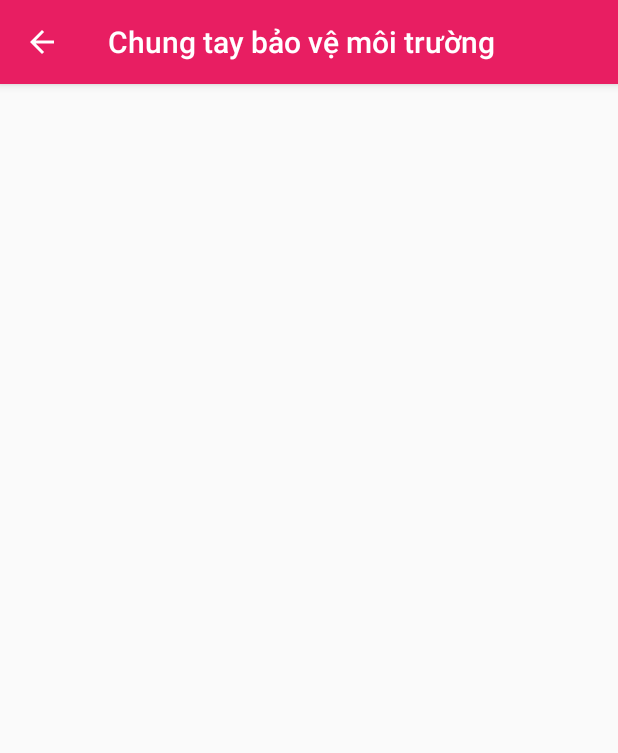
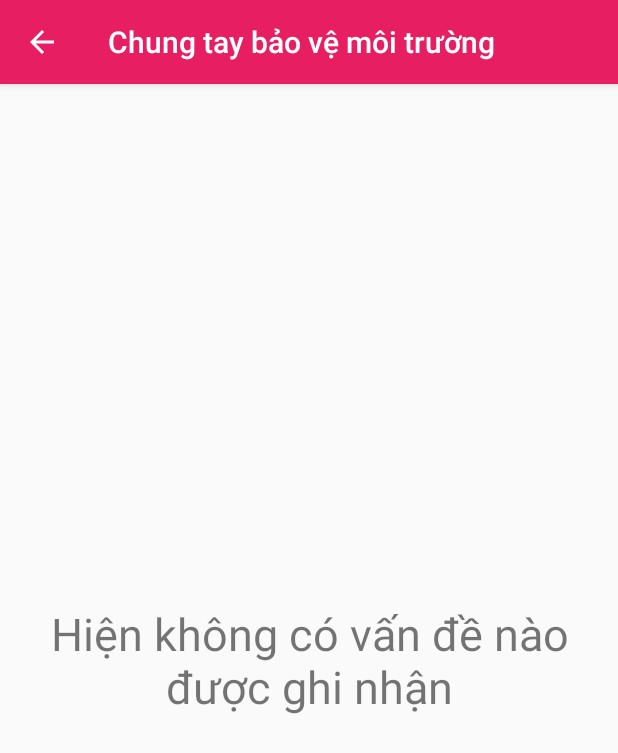
Before and after one commit to nvkuy/environmental_protection, an Android app: the screen it shows after launch once a user with an empty profile is signed in (MainActivity), on a phone screen of 412 x 824 dp. Shown: the top 753 px of the screen. Run offline under Robolectric (Android 15) with nearby library versions, the phone set to English and light mode, and no system bars; our stand-ins replace Firebase (no records; nobody signed in at launch, a user with empty details on screens opened directly); 1 statement that could not run was skipped.

Commit message:
Complete main activity

```diff
--- a/app/src/main/java/com/nguyenvukhanhuygmail/environmental_protection/AddProblemActivity.java
+++ b/app/src/main/java/com/nguyenvukhanhuygmail/environmental_protection/AddProblemActivity.java
@@ -133,6 +133,7 @@ public class AddProblemActivity extends AppCompatActivity {
                 Calendar.getInstance().getTime().toString(),
                 false,
                 tv_location.getText().toString(),
+                image_problem.size(),
                 uID
         );
         mDatabase.child("Problems").push().setValue(problem)
@@ -274,8 +275,9 @@ public class AddProblemActivity extends AppCompatActivity {
     private void uploadImage(String image_code) {
         StorageReference storageRef = storage.getReference();
         StorageReference imageRef = storageRef.child("ProblemImage").child(image_code);
-        for(byte[] image : image_problem) {
-            UploadTask uploadTask = imageRef.putBytes(image);
+        for(int i = 1; i <= image_problem.size(); i++) {
+            byte[] image = image_problem.get(i - 1);
+            UploadTask uploadTask = imageRef.child(String.valueOf(i)).putBytes(image);
             uploadTask.addOnFailureListener(new OnFailureListener() {
                 @Override
                 public void onFailure(@NonNull Exception exception) {
--- a/app/src/main/java/com/nguyenvukhanhuygmail/environmental_protection/MainActivity.java
+++ b/app/src/main/java/com/nguyenvukhanhuygmail/environmental_protection/MainActivity.java
@@ -6,8 +6,10 @@ import android.support.annotation.NonNull;
 import android.support.annotation.Nullable;
 import android.support.design.widget.FloatingActionButton;
 import android.support.v7.app.AppCompatActivity;
+import android.support.v7.widget.LinearLayoutManager;
+import android.support.v7.widget.RecyclerView;
 import android.view.View;
-import android.widget.ListView;
+import android.widget.TextView;
 
 import com.google.firebase.auth.FirebaseAuth;
 import com.google.firebase.database.ChildEventListener;
@@ -16,25 +18,54 @@ import com.google.firebase.database.DatabaseError;
 import com.google.firebase.database.DatabaseReference;
 import com.google.firebase.database.FirebaseDatabase;
 import com.google.firebase.database.ValueEventListener;
+import com.google.firebase.storage.FirebaseStorage;
+import com.google.firebase.storage.StorageReference;
+import com.nguyenvukhanhuygmail.environmental_protection.adapter.ProblemAdapter;
+import com.nguyenvukhanhuygmail.environmental_protection.model.Problem;
 import com.nguyenvukhanhuygmail.environmental_protection.model.User;
+
+import java.util.ArrayList;
+import java.util.List;
 
 public class MainActivity extends AppCompatActivity {
 
     private FirebaseAuth mAuth;
     private DatabaseReference dbRef;
+    private StorageReference sRef;
     String uID;
     User user;
 
-    ListView lv_problems;
+    RecyclerView rv_problems;
+    TextView tv_null_problem;
     FloatingActionButton add_problem;
+
+    List<Problem> problemList = new ArrayList<>();
+    ProblemAdapter problemAdapter;
 
     @Override
     protected void onCreate(Bundle savedInstanceState) {
         super.onCreate(savedInstanceState);
         setContentView(R.layout.activity_main);
         start();
+        showTvOrRv();
         setupLvProblem();
         onAddProblemButtonClick();
+    }
+
+    private void showTvOrRv() {
+        if (problemList.isEmpty()) {
+            tv_null_problem.setVisibility(View.VISIBLE);
+            rv_problems.setVisibility(View.GONE);
+        } else {
+            tv_null_problem.setVisibility(View.GONE);
+            rv_problems.setVisibility(View.VISIBLE);
+        }
+    }
+
+    private void updateRV() {
+        showTvOrRv();
+        problemAdapter = new ProblemAdapter(problemList, user.getAcc_type(), dbRef, sRef);
+        rv_problems.setAdapter(problemAdapter);
     }
 
     private void setupLvProblem() {
@@ -42,17 +73,23 @@ public class MainActivity extends AppCompatActivity {
         dbRef.child("Problems").addChildEventListener(new ChildEventListener() {
             @Override
             public void onChildAdded(@NonNull DataSnapshot dataSnapshot, @Nullable String s) {
-
+                Problem problem = dataSnapshot.getValue(Problem.class);
+                problemList.add(problem);
+                updateRV();
             }
 
             @Override
             public void onChildChanged(@NonNull DataSnapshot dataSnapshot, @Nullable String s) {
-
+                Problem problem = dataSnapshot.getValue(Problem.class);
+                problemList.set(findItem(problem.getImage_code()), problem);
+                updateRV();
             }
 
             @Override
             public void onChildRemoved(@NonNull DataSnapshot dataSnapshot) {
-
+                Problem problem = dataSnapshot.getValue(Problem.class);
+                problemList.remove(findItem(problem.getImage_code()));
+                updateRV();
             }
 
             @Override
@@ -66,6 +103,16 @@ public class MainActivity extends AppCompatActivity {
             }
         });
 
+    }
+
+    private int findItem(String image_code) {
+
+        int i = 0;
+        while (!image_code.equals(problemList.get(i).getImage_code())) {
+            i++;
+        }
+
+        return i;
     }
 
     private void onAddProblemButtonClick() {
@@ -94,10 +141,14 @@ public class MainActivity extends AppCompatActivity {
         mAuth = FirebaseAuth.getInstance();
         uID = mAuth.getCurrentUser().getUid();
         dbRef = FirebaseDatabase.getInstance().getReference();
+        FirebaseStorage storage = FirebaseStorage.getInstance();
+        sRef = storage.getReference();
 
         getSupportActionBar().setDisplayHomeAsUpEnabled(true);
 
-        lv_problems = (ListView) findViewById(R.id.lv_problems);
+        rv_problems = (RecyclerView) findViewById(R.id.rv_problems);
+        rv_problems.setLayoutManager(new LinearLayoutManager(this));
+        tv_null_problem = (TextView) findViewById(R.id.tv_null_problem);
         add_problem = (FloatingActionButton) findViewById(R.id.add_problem);
 
         dbRef.child("Users").child(uID).addValueEventListener(new ValueEventListener() {
--- a/app/src/main/res/layout/activity_main.xml
+++ b/app/src/main/res/layout/activity_main.xml
@@ -1,18 +1,33 @@
 <?xml version="1.0" encoding="utf-8"?>
 <RelativeLayout xmlns:android="http://schemas.android.com/apk/res/android"
+    xmlns:app="http://schemas.android.com/apk/res-auto"
     android:orientation="vertical"
     xmlns:tools="http://schemas.android.com/tools"
     android:layout_width="match_parent"
     android:layout_height="match_parent"
     tools:context="com.nguyenvukhanhuygmail.environmental_protection.MainActivity">
 
-    <ListView
-        android:id="@+id/lv_problems"
+    <android.support.v7.widget.RecyclerView
+        android:visibility="visible"
+        android:scrollbars="vertical"
+        android:id="@+id/rv_problems"
         android:layout_margin="15dp"
         android:layout_width="match_parent"
         android:layout_height="match_parent">
 
-    </ListView>
+    </android.support.v7.widget.RecyclerView>
+
+    <TextView
+        android:text="@string/null_problem"
+        android:textSize="30sp"
+        android:gravity="center"
+        android:visibility="gone"
+        android:id="@+id/tv_null_problem"
+        android:layout_margin="15dp"
+        android:layout_width="match_parent"
+        android:layout_height="match_parent">
+
+    </TextView>
 
     <android.support.design.widget.FloatingActionButton
         android:src="@drawable/ic_add_primary_24dp"
--- /dev/null
+++ b/app/src/main/res/values/dimens.xml
@@ -0,0 +1,6 @@
+<?xml version="1.0" encoding="utf-8"?>
+<resources>
+
+    <integer name="animation_medium_duration">1500</integer>
+
+</resources>
--- a/app/src/main/res/values/strings.xml
+++ b/app/src/main/res/values/strings.xml
@@ -17,6 +17,7 @@
     <string name="AddImage">Chạm để thêm ảnh</string>
     <string name="add_problem_button">Xác nhận</string>
     <string name="add_problem">Thêm mới vấn đề</string>
+    <string name="null_problem">Hiện không có vấn đề nào được ghi nhận</string>
     <!--<string name="PickOrTakeDialogMsg">Bạn muốn chụp hay chọn ảnh?</string>-->
     <!--<string name="TakeButton">Chụp ảnh</string>-->
     <!--<string name="PickButton">Chọn ảnh</string>-->
```
Also changed, not shown: app/src/main/java/com/nguyenvukhanhuygmail/environmental_protection/model/Problem.java (+12 -1 lines), app/src/main/res/anim/layout_slide_from_bottom.xml (added, +7 -0 lines), app/src/main/res/anim/rv_item_slide_from_bottom.xml (added, +24 -0 lines), app/src/main/res/layout/problem_card.xml (+33 -0 lines).
